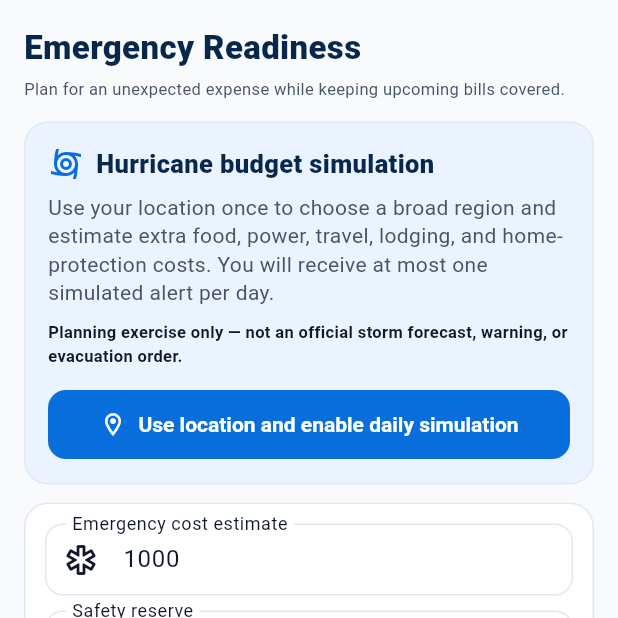
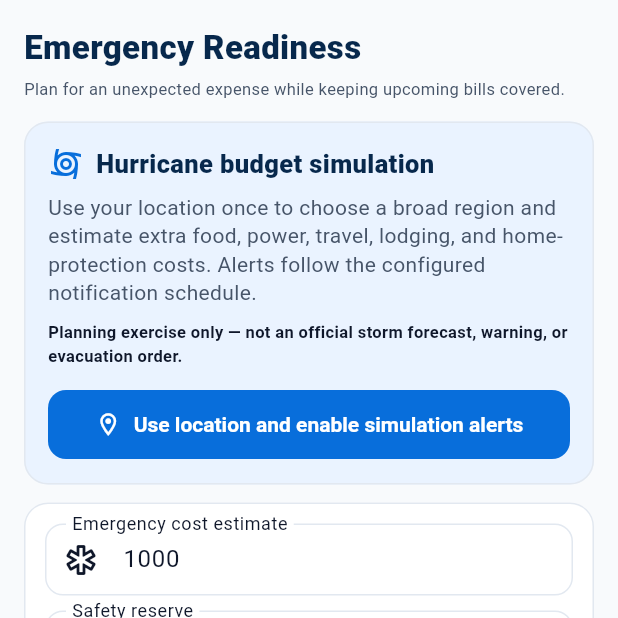
Before and after one commit to parvathinalla/speandahead, a Flutter app: the EmergencyScreen screen opened directly, on a phone screen of 412 x 824 dp, the top half of it. Run offline on Flutter 3.47's test engine with Material 3 defaults, Android fonts, the phone set to English and light mode, and no system bars; our stand-ins replace firebase_core, firebase_messaging, geolocator, go_router, shared_preferences; missing offline and left inert: auth0_flutter; accounts and stored records are empty.

```diff
--- a/lib/screens/emergency_screen.dart
+++ b/lib/screens/emergency_screen.dart
@@ -304,7 +304,7 @@ class _EmergencyScreenState extends State<EmergencyScreen> {
             ),
             const SizedBox(height: 8),
             const Text(
-              'Use your location once to choose a broad region and estimate extra food, power, travel, lodging, and home-protection costs. You will receive at most one simulated alert per day.',
+              'Use your location once to choose a broad region and estimate extra food, power, travel, lodging, and home-protection costs. Alerts follow the configured notification schedule.',
               style: TextStyle(color: AppTheme.textSecondary, height: 1.35),
             ),
             const SizedBox(height: 8),
@@ -322,7 +322,8 @@ class _EmergencyScreenState extends State<EmergencyScreen> {
                 child: ElevatedButton.icon(
                   onPressed: enableHurricaneSimulation,
                   icon: const Icon(Icons.location_on_outlined),
-                  label: const Text('Use location and enable daily simulation'),
+                  label:
+                      const Text('Use location and enable simulation alerts'),
                 ),
               ),
             ] else ...[
@@ -358,7 +359,7 @@ class _EmergencyScreenState extends State<EmergencyScreen> {
                 alignment: Alignment.centerRight,
                 child: TextButton(
                   onPressed: disableHurricaneSimulation,
-                  child: const Text('Disable daily simulation'),
+                  child: const Text('Disable simulation alerts'),
                 ),
               ),
             ],
```
Also changed, not shown: 1 other file.
